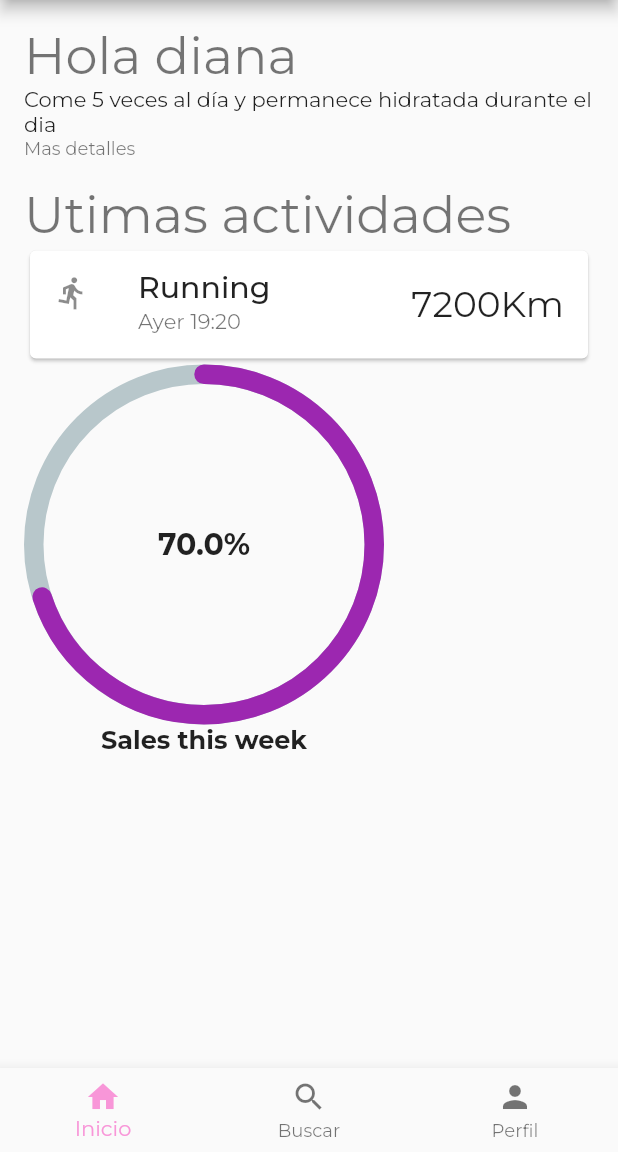
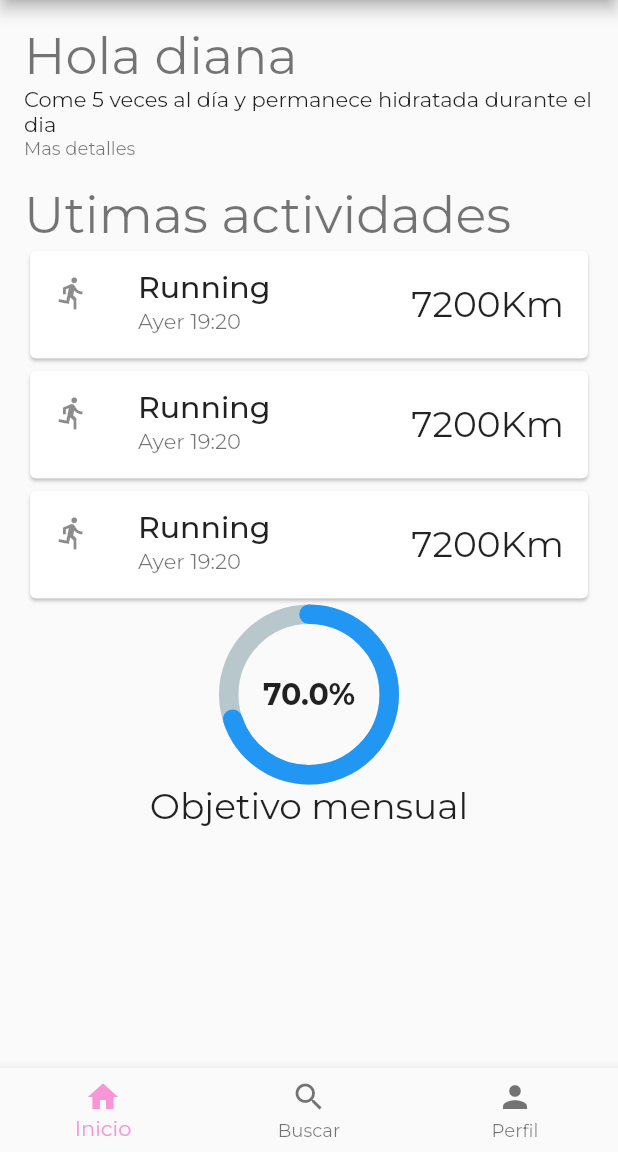
Before and after one commit to xavm29/activitat_avaluacio_1.4, a Flutter app: the screen it shows after launch, on a phone screen of 412 x 824 dp, the part 84-1236 px from its top. Run offline on Flutter 3.47's test engine with Material 2 defaults, Android fonts, the phone set to English and light mode, and no system bars; drawn by our look-alikes of percent_indicator; our stand-ins replace google_fonts; network calls fail.

Commit message:
Incial projecte limpiar comentarios Primers pasos Implementos colors pero no se como es fan els hex Estructura app Primera pantalla feta sense bottom navigation bar naviagation bar acabada Pantalla acabada menys color mas detalles

```diff
--- a/lib/screens/home.dart
+++ b/lib/screens/home.dart
@@ -9,12 +9,12 @@ class Home extends StatelessWidget {
     return Scaffold(
       appBar: AppBar(
         title: const Text("Fitness Time"),
-          actions:<Widget>[ CircleAvatar(
-        backgroundImage: NetworkImage("https://randomuser.me/api/portraits/women/44.jpg")
-          )],
+        actions: <Widget>[
+          CircleAvatar(
+              backgroundImage: NetworkImage(
+                  "https://randomuser.me/api/portraits/women/44.jpg"))
+        ],
         leading: Icon(Icons.menu),
-
-
       ),
       body: SingleChildScrollView(
         child: Padding(
@@ -32,7 +32,8 @@ class Home extends StatelessWidget {
               ),
               Text(
                 "Mas detalles",
-                  style: Theme.of(context).textTheme.bodySmall,
+                style:Theme.of(context).textTheme.bodySmall,
+
               ),
               SizedBox(
                 height: 16,
@@ -55,8 +56,38 @@ class Home extends StatelessWidget {
                       style: Theme.of(context).textTheme.headline5),
                 ),
               ),
-                CircularPercentIndicator(
-                  radius: 120.0,
+              Card(
+                child: ListTile(
+                  leading: Icon(Icons.directions_run),
+                  title: Text(
+                    "Running",
+                    style: Theme.of(context).textTheme.headline6,
+                  ),
+                  subtitle: Text(
+                    "Ayer 19:20",
+                  ),
+                  trailing: Text(" 7200Km",
+                      style: Theme.of(context).textTheme.headline5),
+                ),
+              ),
+              Card(
+                child: ListTile(
+                  leading: Icon(Icons.directions_run),
+                  title: Text(
+                    "Running",
+                    style: Theme.of(context).textTheme.headline6,
+                  ),
+                  subtitle: Text(
+                    "Ayer 19:20",
+                  ),
+                  trailing: Text(" 7200Km",
+                      style: Theme.of(context).textTheme.headline5),
+                ),
+              ),
+              Center(
+                child: Container(
+                  child: CircularPercentIndicator(
+                    radius: 60.0,
                     lineWidth: 13.0,
                     animation: true,
                     percent: 0.7,
@@ -66,22 +97,20 @@ class Home extends StatelessWidget {
                           fontWeight: FontWeight.bold, fontSize: 20.0),
                     ),
                     footer: Text(
-                    "Sales this week",
-                    style: TextStyle(
-                        fontWeight: FontWeight.bold, fontSize: 17.0),
+                      "Objetivo mensual",
+                      style: Theme.of(context).textTheme.headline5,
                     ),
                     circularStrokeCap: CircularStrokeCap.round,
-                  progressColor: Colors.purple,
+                    progressColor: Theme.of(context).primaryColor,
+                  ),
+                ),
               ),
             ],
-
-
-            ),
-
-
           ),
         ),
-        bottomNavigationBar: BottomNavigationBar(items: const <BottomNavigationBarItem>[
+      ),
+      bottomNavigationBar: BottomNavigationBar(
+        items: const <BottomNavigationBarItem>[
           BottomNavigationBarItem(
             icon: Icon(Icons.home),
             label: 'Inicio',
@@ -97,9 +126,8 @@ class Home extends StatelessWidget {
             label: 'Perfil',
             backgroundColor: Colors.purple,
           ),
-
-
-        ],),
+        ],
+      ),
     );
   }
 }
```
Lines whose indentation alone changed are shown as unchanged.
